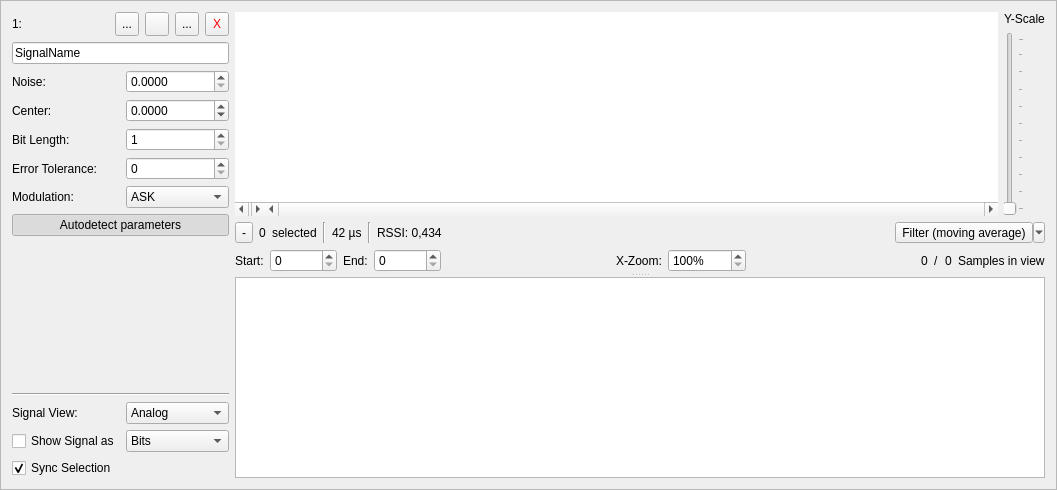
jopohl/urh, file ui/signal_frame.ui: the form before one commit.
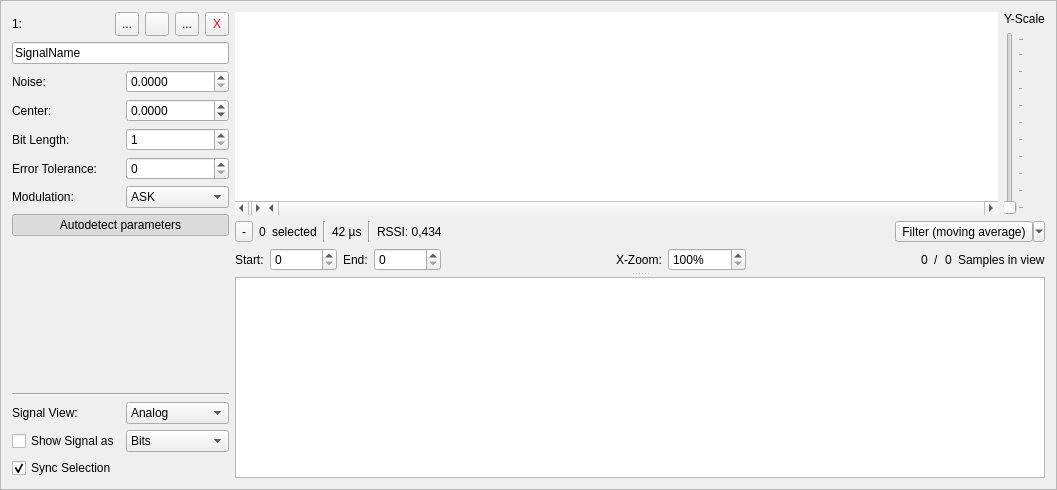
The form after the commit. Icons and pictures are not drawn. Custom widgets are drawn as their Qt base class.

What changed in the file:
```diff
--- a/ui/signal_frame.ui
+++ b/ui/signal_frame.ui
@@ -597,6 +597,16 @@
        <verstretch>0</verstretch>
       </sizepolicy>
      </property>
+     <property name="styleSheet">
+      <string notr="true">QSplitter::handle:vertical {
+margin: 4px 0px;
+    background-color: qlineargradient(x1:0, y1:0, x2:1, y2:0, 
+stop:0 rgba(255, 255, 255, 0), 
+stop:0.5 rgba(100, 100, 100, 100), 
+stop:1 rgba(255, 255, 255, 0));
+	image: url(:/icons/data/icons/splitter_handle.png);
+}</string>
+     </property>
      <property name="frameShape">
       <enum>QFrame::NoFrame</enum>
      </property>
@@ -607,7 +617,7 @@
       <enum>Qt::Vertical</enum>
      </property>
      <property name="handleWidth">
-      <number>5</number>
+      <number>6</number>
      </property>
      <property name="childrenCollapsible">
       <bool>false</bool>
```
